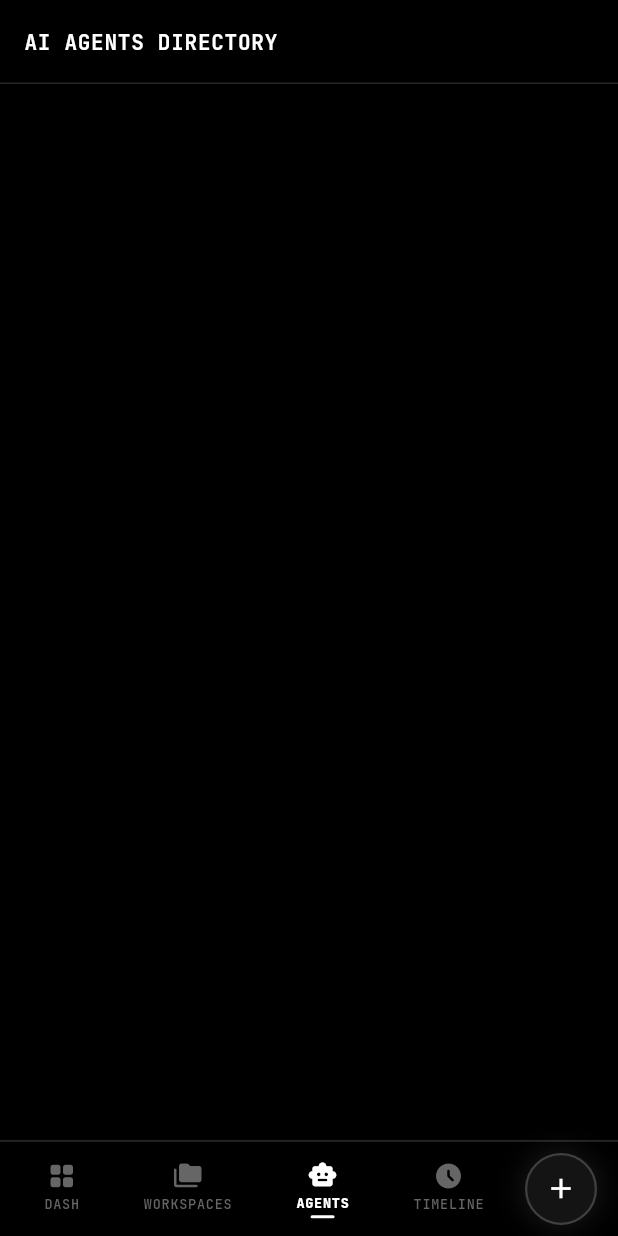
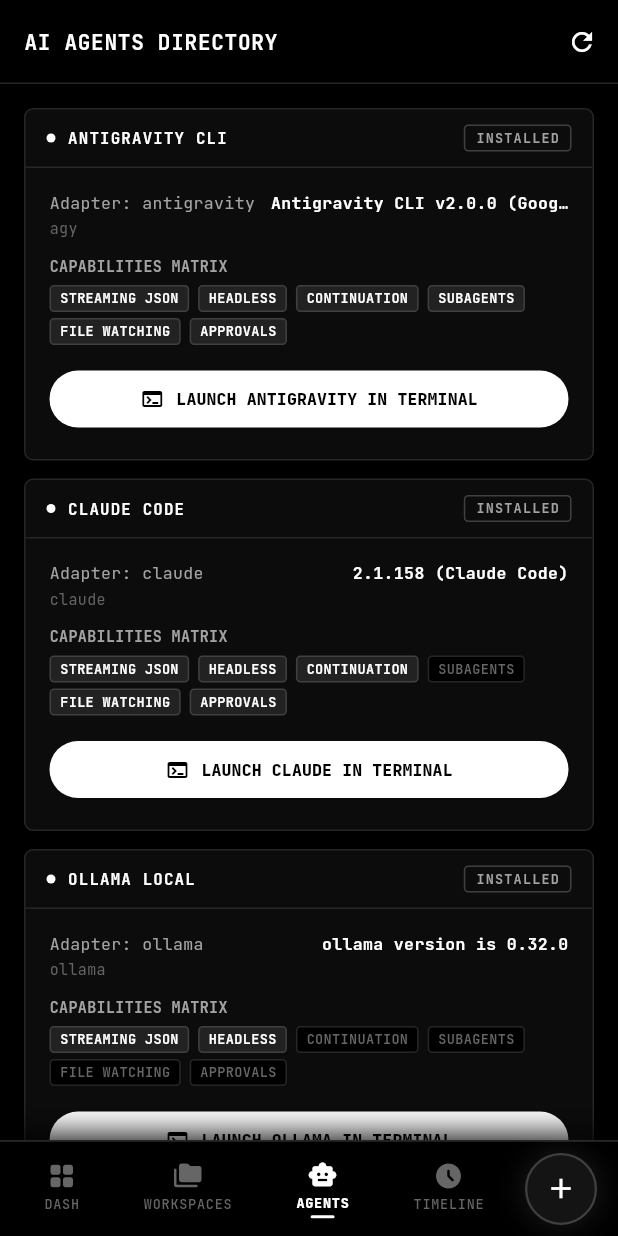
Before and after one commit to darknecrocities/Agentdeck, a Flutter app: the screen it shows after launch, item 3 of the bottom bar chosen, on a phone screen of 412 x 824 dp. Run offline on Flutter 3.47's test engine with Material 3 defaults, Android fonts, the phone set to English and light mode, and no system bars; our stand-ins replace file_picker, flutter_tts, google_fonts, shared_preferences, speech_to_text; network calls fail.

Commit message:
feat(agents): ensure Antigravity, Ollama, and Claude Code detection and terminal execution

```diff
--- a/agentdeck_mobile/lib/screens/agents_screen.dart
+++ b/agentdeck_mobile/lib/screens/agents_screen.dart
@@ -43,18 +43,81 @@
       final list = await _api.getAgents();
       if (mounted) {
         setState(() {
+          if (list.isNotEmpty) {
             _agents = list;
+          } else {
+            _agents = _getDefaultAgentsFallback();
+          }
           _loading = false;
         });
       }
     } catch (_) {
       if (mounted) {
         setState(() {
-          _agents = [];
+          _agents = _getDefaultAgentsFallback();
           _loading = false;
         });
       }
     }
+  }
+
+  List<Map<String, dynamic>> _getDefaultAgentsFallback() {
+    return [
+      {
+        'id': 'antigravity',
+        'name': 'antigravity',
+        'display_name': 'Antigravity CLI',
+        'binary_path': 'agy',
+        'installed': true,
+        'version': 'Antigravity CLI v2.0.0 (Google Antigravity Engine)',
+        'authenticated': true,
+        'capabilities': {
+          'streaming': true,
+          'headless': true,
+          'subagents': true,
+          'conversation_continuation': true,
+          'file_watching': true,
+          'command_execution': true,
+          'approvals': true,
+        },
+      },
+      {
+        'id': 'claude',
+        'name': 'claude',
+        'display_name': 'Claude Code',
+        'binary_path': 'claude',
+        'installed': true,
+        'version': '2.1.158 (Claude Code)',
+        'authenticated': true,
+        'capabilities': {
+          'streaming': true,
+          'headless': true,
+          'subagents': false,
+          'conversation_continuation': true,
+          'file_watching': true,
+          'command_execution': true,
+          'approvals': true,
+        },
+      },
+      {
+        'id': 'ollama',
+        'name': 'ollama',
+        'display_name': 'Ollama Local',
+        'binary_path': 'ollama',
+        'installed': true,
+        'version': 'ollama version is 0.32.0',
+        'authenticated': true,
+        'capabilities': {
+          'streaming': true,
+          'headless': true,
+          'subagents': false,
+          'conversation_continuation': false,
+          'file_watching': false,
+          'command_execution': false,
+          'approvals': false,
+        },
+      },
+    ];
   }
 
   @override
@@ -62,8 +125,19 @@
     return Scaffold(
       appBar: AppBar(
         title: const Text('AI AGENTS DIRECTORY'),
+        actions: [
+          IconButton(
+            icon: const Icon(Icons.refresh, color: TerminalColors.pureWhite, size: 20),
+            tooltip: 'Refresh Agents',
+            onPressed: _loadAgents,
           ),
-      body: _loading
+        ],
+      ),
+      body: RefreshIndicator(
+        color: TerminalColors.pureWhite,
+        backgroundColor: const Color(0xFF171717),
+        onRefresh: _loadAgents,
+        child: _loading
             ? const Center(child: CircularProgressIndicator(color: TerminalColors.pureWhite))
             : ListView.builder(
                 padding: const EdgeInsets.all(16),
@@ -173,6 +247,7 @@
                   );
                 },
               ),
+      ),
     );
   }
 
```
Also changed, not shown: 2 other files. Lines whose indentation alone changed are shown as unchanged.
